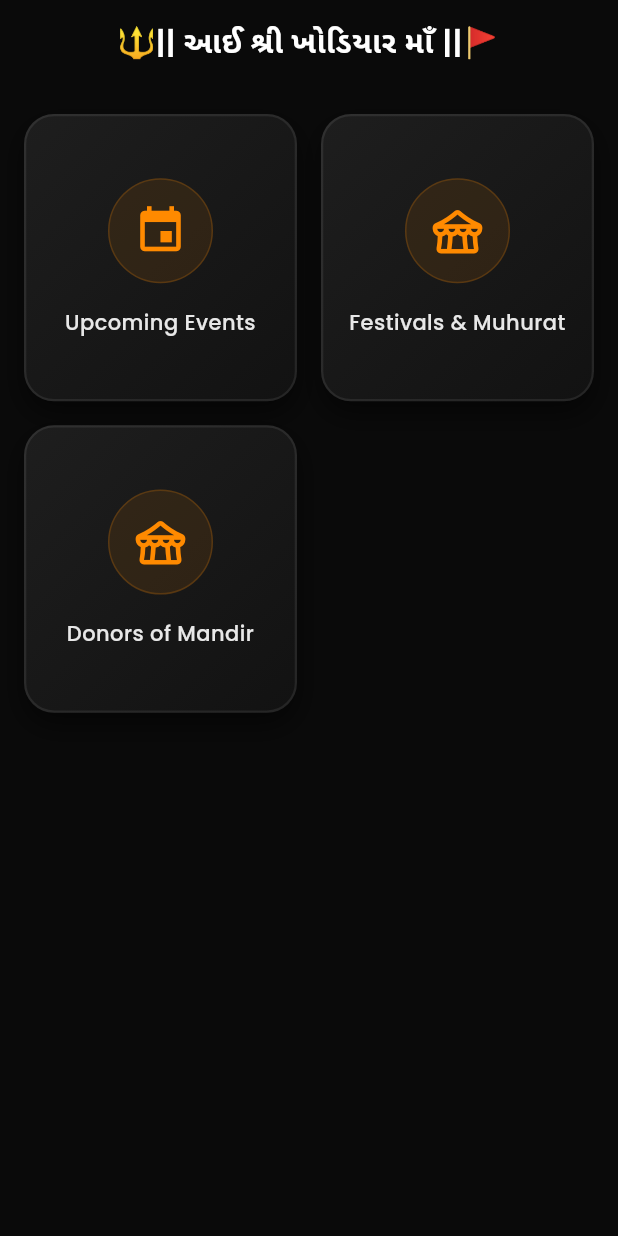
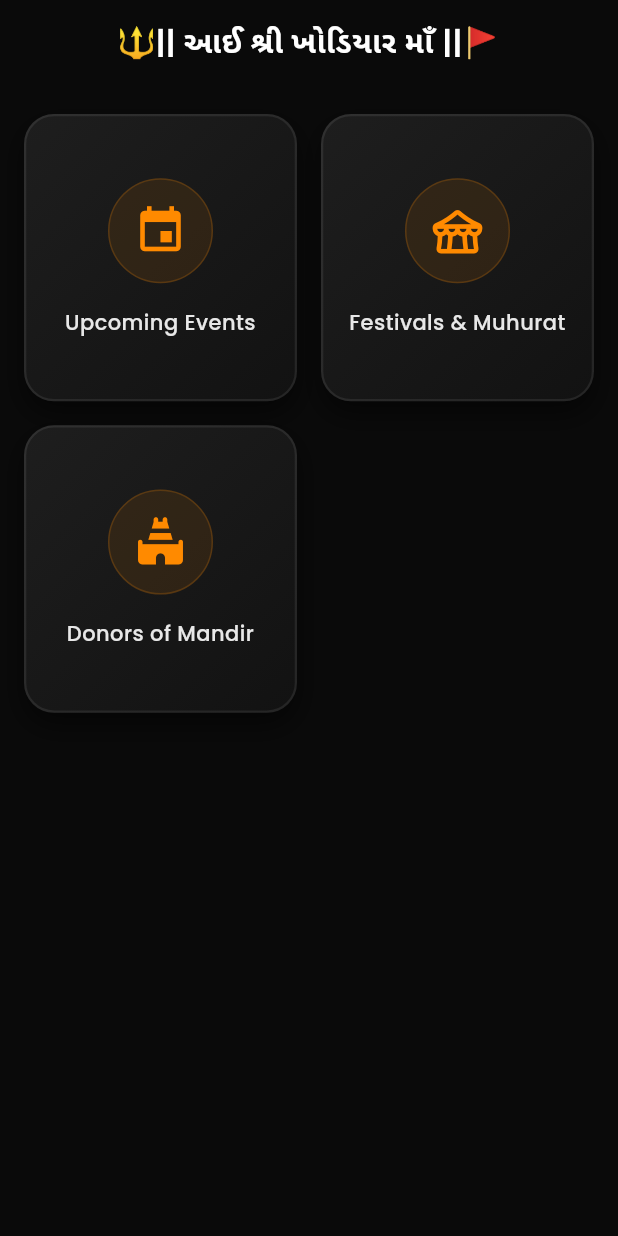
Before and after one commit to Smit231101/Bhakti-Setu, a Flutter app: the screen it shows after launch, on a phone screen of 412 x 824 dp. Run offline on Flutter 3.47's test engine with Material 3 defaults, Android fonts, the phone set to English and light mode, and no system bars; our stand-ins replace cloud_firestore, dio, firebase_core, google_fonts; accounts and stored records are empty.

```diff
--- a/lib/presentation/screens/home/home_screen.dart
+++ b/lib/presentation/screens/home/home_screen.dart
@@ -25,7 +25,7 @@ class HomeScreen extends StatelessWidget {
       ),
       _HomeMenuItem(
         title: "Donors of Mandir",
-        icon: Icons.festival_rounded,
+        icon: Icons.temple_hindu_rounded,
         builder: (_) => const DonorScreen(),
       ),
     ];
```
